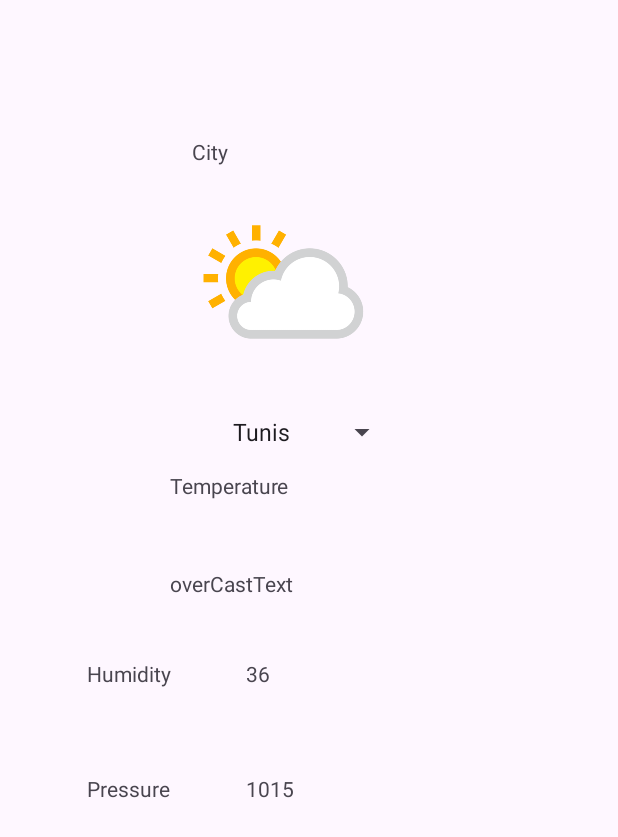
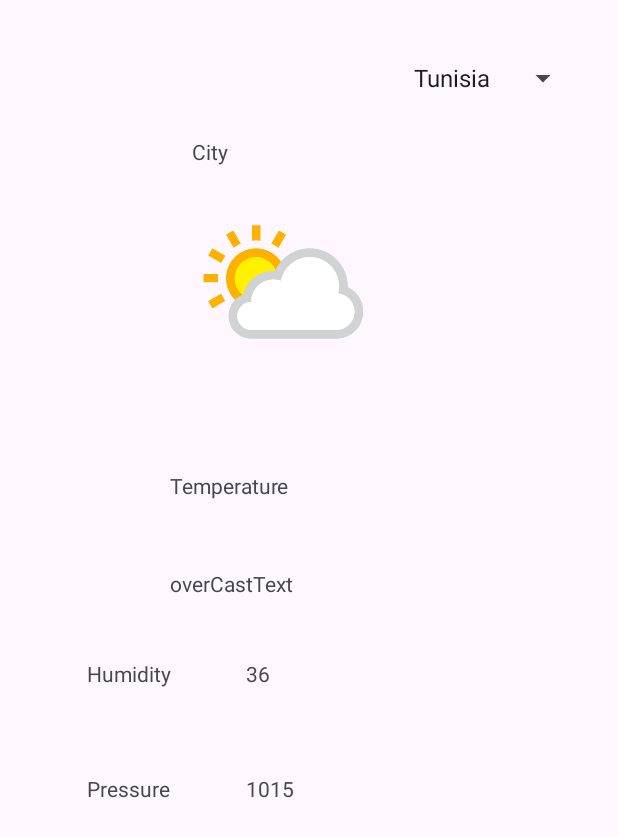
Before and after one commit to omarjabloun-hub/Weather-app, an Android app: the layout activity_main.xml on its own in the app's theme, with its tools: preview values and no code run, on a phone screen of 412 x 824 dp. Shown: the top 837 px of the screen. Run offline under Robolectric (Android 15) with nearby library versions, the phone set to English and light mode, and no system bars.

```diff
--- a/app/src/main/java/com/example/tp5_android/RetrofitHelper.kt
+++ b/app/src/main/java/com/example/tp5_android/RetrofitHelper.kt
@@ -14,7 +14,7 @@ object RetrofitHelper {
 
     val weatherService: WeatherAPI by lazy { retrofit.create(WeatherAPI::class.java) }
 
-    fun getWeatherService(): WeatherAPI {
+    fun getWeatherService1(): WeatherAPI {
         return weatherService
     }
 
--- a/app/src/main/java/com/example/tp5_android/WeatherApi.kt
+++ b/app/src/main/java/com/example/tp5_android/WeatherApi.kt
@@ -5,9 +5,6 @@ import retrofit2.http.GET
 import retrofit2.http.Query
 
 interface WeatherAPI {
-
-    @GET("weather?q=Tunis&APPID=17db59488cadcad345211c36304a9266")
-    fun getWeather() : Call<WeatherResponse>
     @GET("weather")
     fun getWeather(@Query("q") cityName: String, @Query("APPID") apiKey: String): Call<WeatherResponse>
 }
--- a/app/src/main/java/com/example/tp5_android/WeatherViewModel.kt
+++ b/app/src/main/java/com/example/tp5_android/WeatherViewModel.kt
@@ -1,12 +1,13 @@
 package com.example.tp5_android
 
+import android.content.Context
 import androidx.lifecycle.LiveData
 import androidx.lifecycle.ViewModel
 
 class WeatherViewModel : ViewModel() {
     private val weatherRepository = WeatherRepository()
 
-    fun getWeatherData(): LiveData<WeatherResponse> {
-        return weatherRepository.getWeatherData()
+    fun getWeatherData(cityName: String,context:Context): LiveData<WeatherResponse> {
+        return weatherRepository.getWeatherData(cityName,context)
     }
 }
--- a/app/src/main/res/layout/activity_main.xml
+++ b/app/src/main/res/layout/activity_main.xml
@@ -6,16 +6,17 @@
     android:layout_height="match_parent"
     tools:context=".MainActivity">
 
+
     <Spinner
         android:id="@+id/citySpinner"
         android:layout_width="wrap_content"
         android:layout_height="wrap_content"
-        android:layout_marginTop="16dp"
-        app:layout_constraintTop_toBottomOf="@id/imageView"
+        android:layout_marginTop="40dp"
+        android:entries="@array/city_array"
+        app:layout_constraintEnd_toEndOf="parent"
+        app:layout_constraintHorizontal_bias="0.911"
         app:layout_constraintStart_toStartOf="parent"
-        app:layout_constraintEnd_toEndOf="parent"
-        android:entries="@array/city_array" />
-
+        app:layout_constraintTop_toTopOf="parent" />
 
     <TextView
         android:id="@+id/tempText"
--- a/app/src/main/res/values/arrays.xml
+++ b/app/src/main/res/values/arrays.xml
@@ -1,7 +1,7 @@
 <?xml version="1.0" encoding="utf-8"?>
 <resources>
     <string-array name="city_array">
-        <item>Tunis</item>
+        <item>Tunisia</item>
         <item>London</item>
         <item>Paris</item>
     </string-array>
```
Also changed, not shown: app/src/main/java/com/example/tp5_android/MainActivity.kt (+48 -23 lines), app/src/main/java/com/example/tp5_android/WeatherRepository.kt (+9 -4 lines).
